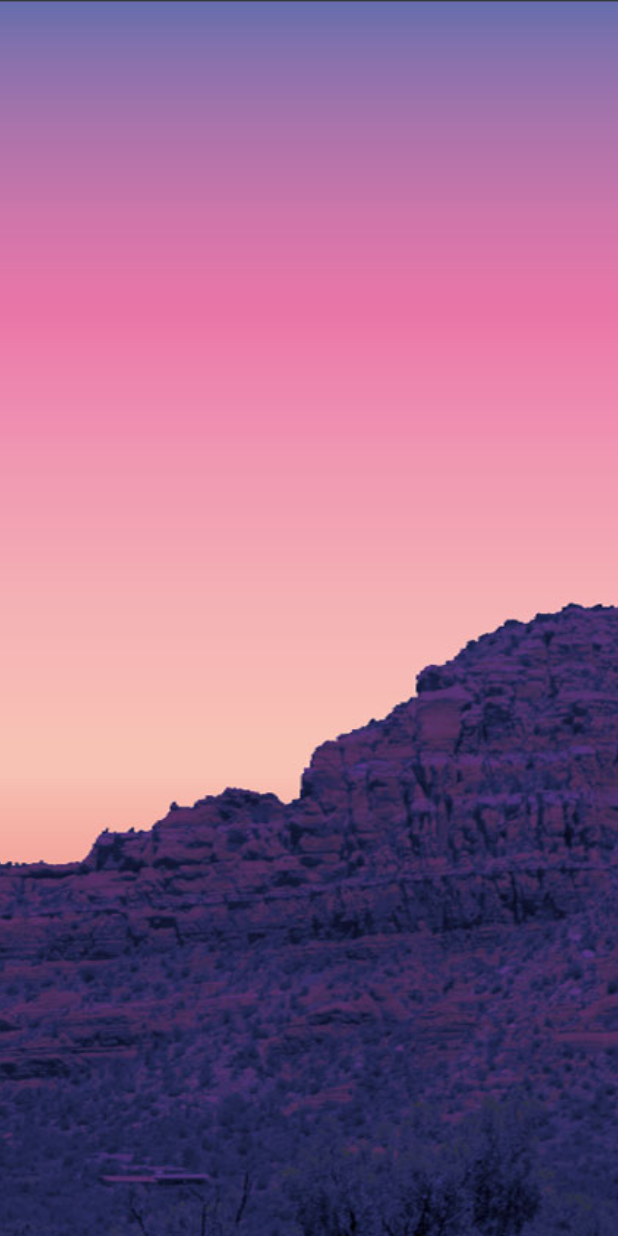
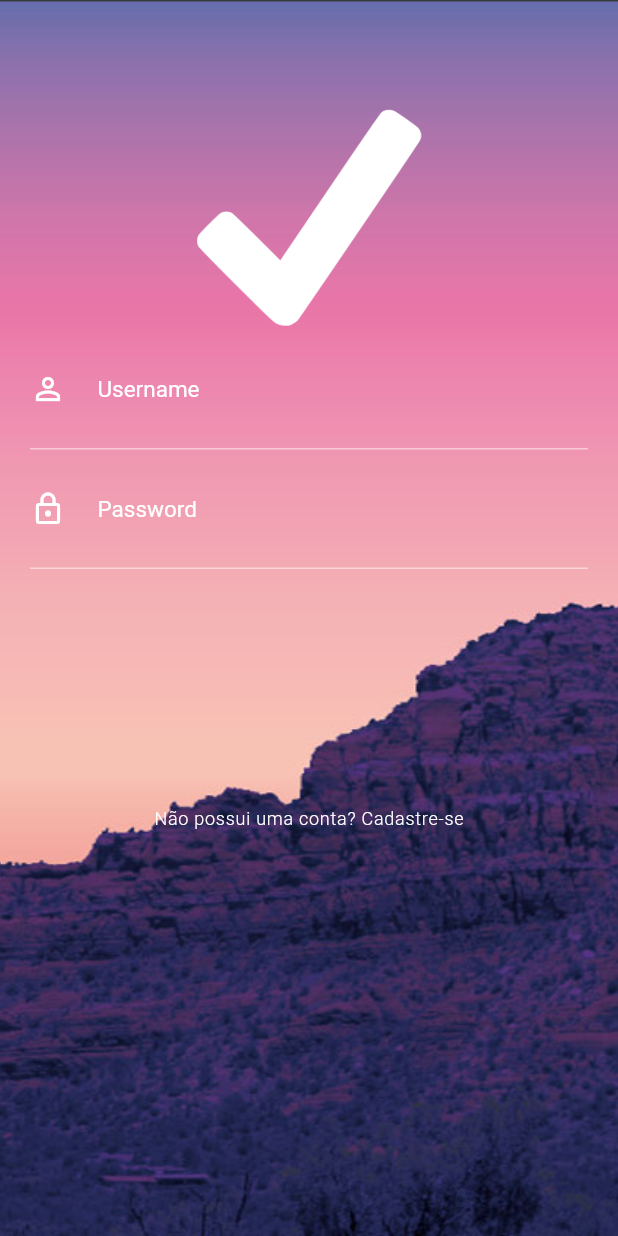
Before and after one commit to mayconfrancisco/flutter_login_animation, a Flutter app: the screen it shows after launch, on a phone screen of 412 x 824 dp. Run offline on Flutter 3.47's test engine with Material 2 defaults, Android fonts, the phone set to English and light mode, and no system bars.

Commit message:
adicionada tela de login

```diff
--- a/lib/main.dart
+++ b/lib/main.dart
@@ -1,5 +1,5 @@
 import 'package:flutter/material.dart';
-import 'package:flutter_login_animation/screens/login_screen.dart';
+import 'package:flutter_login_animation/screens/login/login_screen.dart';
 
 void main() {
   runApp(MyApp());
--- /dev/null
+++ b/lib/screens/login/login_screen.dart
@@ -0,0 +1,46 @@
+import 'package:flutter/material.dart';
+import 'package:flutter_login_animation/screens/login/widgets/form_container.dart';
+import 'package:flutter_login_animation/screens/login/widgets/sign_up_button.dart';
+
+class LoginScreen extends StatefulWidget {
+  @override
+  _LoginScreenState createState() => _LoginScreenState();
+}
+
+class _LoginScreenState extends State<LoginScreen> {
+  @override
+  Widget build(BuildContext context) {
+    return Scaffold(
+      body: Container(
+        decoration: BoxDecoration(
+            image: DecorationImage(
+                image: AssetImage('images/background.jpg'), fit: BoxFit.cover)),
+        child: ListView(
+          padding: EdgeInsets.zero,
+          children: [
+            Stack(
+              alignment: Alignment.bottomCenter,
+              children: [
+                Column(
+                  children: [
+                    Padding(
+                      padding: EdgeInsets.only(top: 70),
+                      child: Image.asset(
+                        'images/tickicon.png',
+                        height: 150,
+                        width: 150,
+                        fit: BoxFit.contain,
+                      ),
+                    ),
+                    FormContainer(),
+                    SignUpButton(),
+                  ],
+                )
+              ],
+            )
+          ],
+        ),
+      ),
+    );
+  }
+}
--- /dev/null
+++ b/lib/screens/login/widgets/form_container.dart
@@ -0,0 +1,27 @@
+import 'package:flutter/material.dart';
+import 'package:flutter_login_animation/screens/login/widgets/input_field.dart';
+
+class FormContainer extends StatelessWidget {
+  @override
+  Widget build(BuildContext context) {
+    return Container(
+      margin: EdgeInsets.symmetric(horizontal: 20),
+      child: Form(
+        child: Column(
+          children: [
+            InputField(
+              hint: "Username",
+              obscure: false,
+              icon: Icons.person_outline,
+            ),
+            InputField(
+              hint: "Password",
+              obscure: true,
+              icon: Icons.lock_outline,
+            ),
+          ],
+        ),
+      ),
+    );
+  }
+}
--- /dev/null
+++ b/lib/screens/login/widgets/input_field.dart
@@ -0,0 +1,33 @@
+import 'package:flutter/material.dart';
+
+class InputField extends StatelessWidget {
+  final String hint;
+  final bool obscure;
+  final IconData icon;
+
+  InputField({this.hint, this.obscure, this.icon});
+
+  @override
+  Widget build(BuildContext context) {
+    return Container(
+      decoration: BoxDecoration(
+        border: Border(bottom: BorderSide(color: Colors.white, width: 0.5)),
+      ),
+      child: TextFormField(
+        decoration: InputDecoration(
+            hintText: hint,
+            hintStyle: TextStyle(color: Colors.white, fontSize: 15),
+            contentPadding: EdgeInsets.fromLTRB(5, 30, 30, 30),
+            border: InputBorder.none,
+            icon: Icon(
+              icon,
+              color: Colors.white,
+            )),
+        obscureText: obscure,
+        style: TextStyle(
+          color: Colors.white,
+        ),
+      ),
+    );
+  }
+}
--- /dev/null
+++ b/lib/screens/login/widgets/sign_up_button.dart
@@ -0,0 +1,21 @@
+import 'package:flutter/material.dart';
+
+class SignUpButton extends StatelessWidget {
+  @override
+  Widget build(BuildContext context) {
+    return FlatButton(
+        padding: EdgeInsets.only(top: 160),
+        onPressed: () {
+          print('clicou em cadastre-se');
+        },
+        child: Text(
+          'Não possui uma conta? Cadastre-se',
+          overflow: TextOverflow.ellipsis,
+          style: TextStyle(
+              color: Colors.white,
+              fontSize: 12,
+              fontWeight: FontWeight.w300,
+              letterSpacing: 0.5),
+        ));
+  }
+}
--- a/lib/screens/login_screen.dart
+++ /dev/null
@@ -1,19 +0,0 @@
-import 'package:flutter/material.dart';
-
-class LoginScreen extends StatefulWidget {
-  @override
-  _LoginScreenState createState() => _LoginScreenState();
-}
-
-class _LoginScreenState extends State<LoginScreen> {
-  @override
-  Widget build(BuildContext context) {
-    return Scaffold(
-      body: Container(
-        decoration: BoxDecoration(
-            image: DecorationImage(
-                image: AssetImage('images/background.jpg'), fit: BoxFit.cover)),
-      ),
-    );
-  }
-}
```
